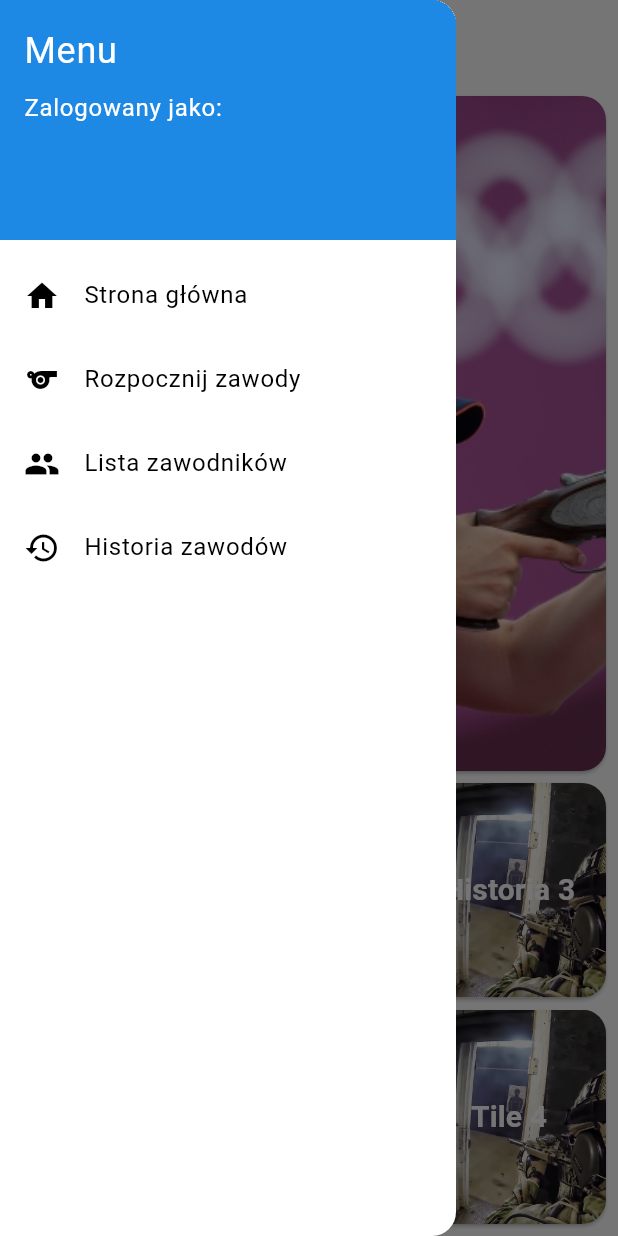
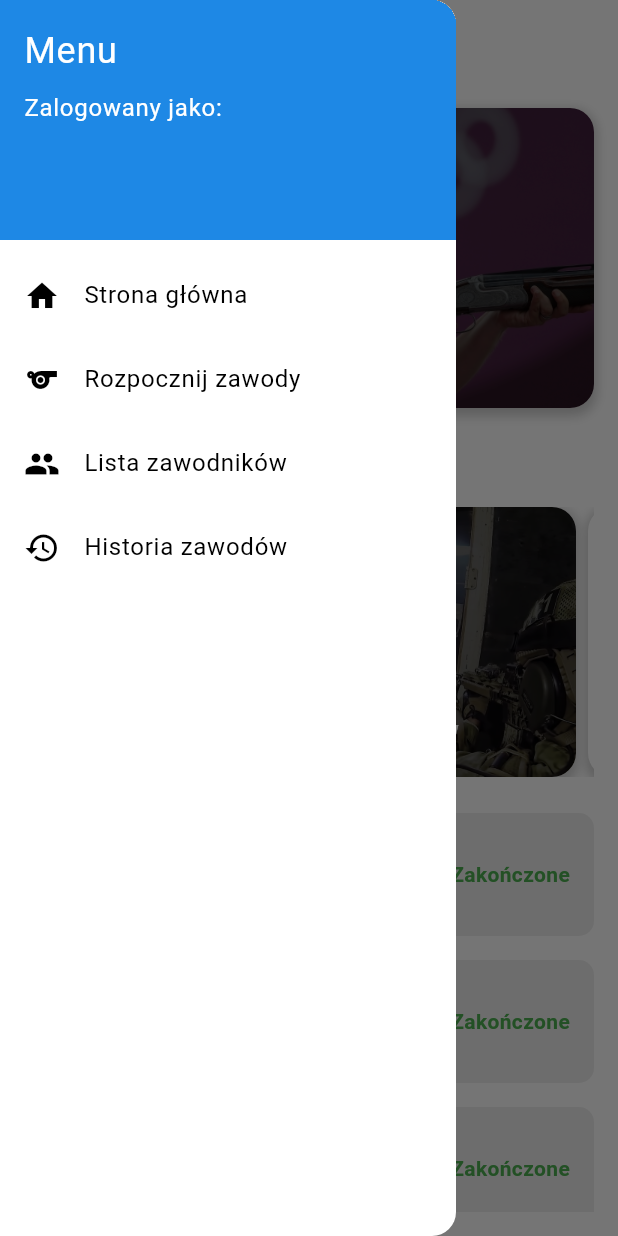
Before and after one commit to WoryszLk/BScThesis, a Flutter app: the screen it shows once a user with an empty profile is signed in, with the side drawer open, on a phone screen of 412 x 824 dp. Run offline on Flutter 3.47's test engine with Material 3 defaults, Android fonts, the phone set to English and light mode, and no system bars; our stand-ins replace bloc, cloud_firestore, equatable, firebase_auth, firebase_core, flutter_bloc; accounts and stored records are empty.

Commit message:
changing whole Home UI

```diff
--- a/application_supporting_the_management_of_shooting_competitions/lib/app_view.dart
+++ b/application_supporting_the_management_of_shooting_competitions/lib/app_view.dart
@@ -4,8 +4,6 @@ import 'package:application_supporting_the_management_of_shooting_competitions/p
 import 'package:flutter/material.dart';
 import 'package:flutter/widgets.dart';
 import 'package:flutter_bloc/flutter_bloc.dart';
-import 'blocs/sign_in_bloc/sign_in_bloc.dart';
-
 
 class MyAppView extends StatelessWidget {
   const MyAppView({super.key});
@@ -16,13 +14,13 @@ class MyAppView extends StatelessWidget {
       title: 'Auth',
       theme: ThemeData(
         colorScheme: const ColorScheme.light(
-          background: Color(0xFF000000), // Czarny
+          background: Color(0xFF000000),
           onBackground: Colors.white,
-          primary: Color(0xFF1E88E5), // Niebieski
+          primary: Color(0xFF1E88E5),
           onPrimary: Colors.white,
-          secondary: Color(0xFF0D47A1), // Ciemniejszy niebieski
+          secondary: Color(0xFF0D47A1),
           onSecondary: Colors.white,
-          tertiary: Color(0xFF2962FF), // Jasny niebieski
+          tertiary: Color(0xFF2962FF),
           error: Colors.red,
           outline: Color(0xFF424242)
         ),
--- /dev/null
+++ b/application_supporting_the_management_of_shooting_competitions/lib/pages/competition_rules_page.dart
@@ -0,0 +1,47 @@
+import 'package:flutter/material.dart';
+
+const Map<String, List<String>> competitionRules = {
+  'FBI': [
+    'Zadanie 1: 2,7 m - 6 strzałów (1 magazynek). Broń w kaburze. 3 strzały - tylko silna ręka i 3 strzały - tylko ręka wspomagająca - czas 6 sek.',
+    'Zadanie 2: 4,6 m - 12 strzałów (2 magazynki po 6 naboi). Broń w kaburze. 3 strzały - czas 3 sek.',
+    'Zadanie 3: 6,4 m - 18 strzałów (2 magazynki po 5 naboi). 5 strzałów - czas 5 sek.',
+    'Zadanie 4: 13,7 m - 6 strzałów (1 magazynek). 3 strzały - czas 6 sek.',
+    'Zadanie 5: 22,8 m - 8 strzałów (1 magazynek). 4 strzały stojąc i 4 strzały klęcząc - czas 20 sek.'
+  ],
+  'PIRO': [
+    'Zadanie 1: XYZ',
+    'Zadanie 2: ABC'
+  ],
+};
+
+class CompetitionRulesPage extends StatelessWidget {
+  final String selectedCompetition;
+
+  const CompetitionRulesPage({Key? key, required this.selectedCompetition}) : super(key: key);
+
+  @override
+  Widget build(BuildContext context) {
+    final rules = competitionRules[selectedCompetition] ?? ['Brak zasad dla wybranych zawodów'];
+
+    return Scaffold(
+      appBar: AppBar(
+        title: Text('Zasady zawodów: $selectedCompetition'),
+      ),
+      body: ListView.builder(
+        padding: const EdgeInsets.all(8.0),
+        itemCount: rules.length,
+        itemBuilder: (context, index) {
+          return Card(
+            child: Padding(
+              padding: const EdgeInsets.all(16.0),
+              child: Text(
+                rules[index],
+                style: const TextStyle(fontSize: 16),
+              ),
+            ),
+          );
+        },
+      ),
+    );
+  }
+}
--- a/application_supporting_the_management_of_shooting_competitions/lib/pages/competition_start_page.dart
+++ b/application_supporting_the_management_of_shooting_competitions/lib/pages/competition_start_page.dart
@@ -1,3 +1,5 @@
+import 'package:application_supporting_the_management_of_shooting_competitions/pages/competition_rules_page.dart';
+import 'package:application_supporting_the_management_of_shooting_competitions/pages/home_page.dart';
 import 'package:flutter/material.dart';
 import 'package:application_supporting_the_management_of_shooting_competitions/components/custom_button.dart';
 import 'competition_selector_page.dart';
@@ -53,10 +55,28 @@ class _StarterCompetitionState extends State<StarterCompetition> {
     );
   }
 
-  void _startCompetition() {
-    // Logika przycisku Start
-    print('Competition Started');
+   void _navigateToRulesSelector() async {
+    if (_selectedCompetitionIndex != null) {
+      final selectedCompetition = _competitionNames[_selectedCompetitionIndex!];
+      await Navigator.push(
+        context,
+        MaterialPageRoute(
+          builder: (context) => CompetitionRulesPage(selectedCompetition: selectedCompetition),
+        ),
+      );
+    } else {
+      ScaffoldMessenger.of(context).showSnackBar(
+        const SnackBar(content: Text('Wybierz najpierw zawody')),
+      );
+    }
   }
+
+  void _startCompetition() async{
+    await Navigator.push<int>(
+      context,
+      MaterialPageRoute(builder: (context) => const HomePage()),
+    );
+    }
 
   @override
   Widget build(BuildContext context) {
@@ -102,8 +122,10 @@ class _StarterCompetitionState extends State<StarterCompetition> {
                       width: double.infinity,
                       height: double.infinity,
                       imagePath: 'lib/images/buttonShooters.jpg',
-                      text: 'Tile 3',
-                      onPressed: () {},
+                      text: 'Zasady',
+                      onPressed: () {
+                        _navigateToRulesSelector();
+                      },
                     ),
                   ),
                   const SizedBox(height: 8),
--- a/application_supporting_the_management_of_shooting_competitions/lib/pages/home_page.dart
+++ b/application_supporting_the_management_of_shooting_competitions/lib/pages/home_page.dart
@@ -3,7 +3,6 @@ import 'package:flutter_bloc/flutter_bloc.dart';
 import 'package:application_supporting_the_management_of_shooting_competitions/blocs/authentication_bloc/authentication_bloc.dart';
 import 'competition_start_page.dart';
 import 'player_list_selector_page.dart';
-import 'package:application_supporting_the_management_of_shooting_competitions/components/custom_button.dart';
 
 class HomePage extends StatelessWidget {
   const HomePage({super.key});
@@ -12,7 +11,17 @@ class HomePage extends StatelessWidget {
   Widget build(BuildContext context) {
     return Scaffold(
       appBar: AppBar(
-        title: const Text('App'),
+        title: const Text('Test'),
+        leading: Builder(
+          builder: (BuildContext context) {
+            return IconButton(
+              icon: const Icon(Icons.menu),
+              onPressed: () {
+                Scaffold.of(context).openDrawer();
+              },
+            );
+          },
+        ),
       ),
       drawer: Drawer(
         child: ListView(
@@ -83,90 +92,90 @@ class HomePage extends StatelessWidget {
               leading: Icon(Icons.sports),
               title: Text('Rozpocznij zawody'),
               onTap: () {
-                Navigator.push(context,
-                    MaterialPageRoute(builder: (context) => const StarterCompetition()));
+                Navigator.push(context, MaterialPageRoute(builder: (context) => const StarterCompetition()));
               },
             ),
             ListTile(
               leading: Icon(Icons.people),
               title: Text('Lista zawodników'),
               onTap: () {
-                Navigator.push(context,
-                    MaterialPageRoute(builder: (context) => const PlayerList()));
+                Navigator.push(context, MaterialPageRoute(builder: (context) => const PlayerList()));
               },
             ),
             ListTile(
               leading: Icon(Icons.history),
               title: Text('Historia zawodów'),
               onTap: () {
-                // Implementacja dla historii zawodów
               },
             ),
           ],
         ),
       ),
       body: Padding(
-        padding: const EdgeInsets.all(8.0),
+        padding: const EdgeInsets.all(16.0),
         child: Column(
+          crossAxisAlignment: CrossAxisAlignment.start,
           children: [
-            CustomButton(
-              width: double.infinity,
-              height: 450,
-              imagePath: 'lib/images/ZacznijZawody.jpg',
-              text: 'Rozpocznij zawody',
-              onPressed: () {
-                Navigator.push(context,
-                    MaterialPageRoute(builder: (context) => const StarterCompetition()));
-              },
+            _buildMainOptionCard(
+              context,
+              'Rozpocznij zawody',
+              'lib/images/ZacznijZawody.jpg',
+              Icons.flag,
+              const StarterCompetition(),
             ),
-            const SizedBox(height: 8),
-            Expanded(
-              child: Row(
+            const SizedBox(height: 16),
+
+            const Text(
+              'Wybierz opcję',
+              style: TextStyle(fontSize: 24, fontWeight: FontWeight.bold),
+            ),
+            const SizedBox(height: 16),
+            SizedBox(
+              height: 180,
+              child: ListView(
+                scrollDirection: Axis.horizontal,
                 children: [
-                  Expanded(
-                    flex: 2,
-                    child: CustomButton(
-                      width: double.infinity,
-                      height: double.infinity,
-                      imagePath: 'lib/images/PlayersList.jpg',
-                      text: 'Zawody które trwają',
-                      onPressed: () {
-                        Navigator.push(context,
-                            MaterialPageRoute(builder: (context) => const PlayerList()));
-                      },
-                    ),
+                  _buildOptionCard(
+                    context,
+                    'Zawody które trwają',
+                    'lib/images/PlayersList.jpg',
+                    Icons.sports,
+                    const PlayerList(),
                   ),
                   const SizedBox(width: 8),
-                  Expanded(
-                    flex: 1,
-                    child: Column(
-                      children: [
-                        Expanded(
-                          child: CustomButton(
-                            width: double.infinity,
-                            height: double.infinity,
-                            imagePath: 'lib/images/buttonShooters.jpg',
-                            text: 'Historia 3',
-                            onPressed: () {
-                              // Implementacja dla historii 3
-                            },
-                          ),
-                        ),
-                        const SizedBox(height: 8),
-                        Expanded(
-                          child: CustomButton(
-                            width: double.infinity,
-                            height: double.infinity,
-                            imagePath: 'lib/images/buttonShooters.jpg',
-                            text: 'Tile 4',
-                            onPressed: () {
-                              // Implementacja dla Tile 4
-                            },
-                          ),
-                        ),
-                      ],
-                    ),
+                  _buildOptionCard(
+                    context,
+                    'Historia zawodów',
+                    'lib/images/buttonShooters.jpg',
+                    Icons.history,
+                    null,
                   ),
+                  const SizedBox(width: 8),
+                  _buildOptionCard(
+                    context,
+                    'Testing',
+                    null,
+                    Icons.cloud_upload,
+                    null,
+                  ),
+                  const SizedBox(width: 8),
+                  _buildOptionCard(
+                    context,
+                    'New Option',
+                    'lib/images/newImage.jpg',
+                    Icons.new_releases,
+                    null,
+                  ),
+                ],
+              ),
+            ),
+            const SizedBox(height: 16),
+            Expanded(
+              child: ListView(
+                children: [
+                  _buildCompetitionHistoryCard('Zawody 1', '10 kwietnia 2023', 'Zakończone'),
+                  _buildCompetitionHistoryCard('Zawody 2', '22 kwietnia 2023', 'Zakończone'),
+                  _buildCompetitionHistoryCard('Zawody 3', '15 kwietnia 2023', 'Zakończone'),
                 ],
               ),
             ),
@@ -175,4 +184,140 @@ class HomePage extends StatelessWidget {
       ),
     );
   }
+
+  Widget _buildMainOptionCard(BuildContext context, String title, String? imagePath, IconData icon, Widget? route) {
+    return GestureDetector(
+      onTap: () {
+        if (route != null) {
+          Navigator.push(context, MaterialPageRoute(builder: (context) => route));
+        }
+      },
+      child: Container(
+        width: double.infinity,  // Szerokość na cały ekran
+        height: 200, // Wysokość większa niż zwykłe karty
+        padding: const EdgeInsets.all(16.0),
+        decoration: BoxDecoration(
+          color: Colors.white,
+          borderRadius: BorderRadius.circular(16.0),
+          boxShadow: [
+            BoxShadow(
+              color: Colors.grey.withOpacity(0.5),
+              spreadRadius: 2,
+              blurRadius: 5,
+              offset: Offset(0, 3),
+            ),
+          ],
+          image: imagePath != null
+              ? DecorationImage(
+                  image: AssetImage(imagePath),
+                  fit: BoxFit.cover,
+                  colorFilter: ColorFilter.mode(Colors.black.withOpacity(0.6), BlendMode.darken),
+                )
+              : null,
+        ),
+        child: Column(
+          crossAxisAlignment: CrossAxisAlignment.start,
+          mainAxisAlignment: MainAxisAlignment.end,
+          children: [
+            Icon(icon, size: 50, color: Colors.white), // Większa ikona
+            const SizedBox(height: 8),
+            Text(
+              title,
+              style: const TextStyle(
+                fontSize: 24,  // Większy tekst
+                color: Colors.white,
+                fontWeight: FontWeight.bold,
+              ),
+            ),
+          ],
+        ),
+      ),
+    );
+  }
+
+  Widget _buildOptionCard(BuildContext context, String title, String? imagePath, IconData icon, Widget? route) {
+    return GestureDetector(
+      onTap: () {
+        if (route != null) {
+          Navigator.push(context, MaterialPageRoute(builder: (context) => route));
+        }
+      },
+      child: Container(
+        width: 180,
+        padding: const EdgeInsets.all(16.0),
+        decoration: BoxDecoration(
+          color: Colors.white,
+          borderRadius: BorderRadius.circular(16.0),
+          boxShadow: [
+            BoxShadow(
+              color: Colors.grey.withOpacity(0.5),
+              spreadRadius: 2,
+              blurRadius: 5,
+              offset: Offset(0, 3),
+            ),
+          ],
+          image: imagePath != null
+              ? DecorationImage(
+                  image: AssetImage(imagePath),
+                  fit: BoxFit.cover,
+                  colorFilter: ColorFilter.mode(Colors.black.withOpacity(0.6), BlendMode.darken),
+                )
+              : null,
+        ),
+        child: Column(
+          crossAxisAlignment: CrossAxisAlignment.start,
+          mainAxisAlignment: MainAxisAlignment.end,
+          children: [
+            Icon(icon, size: 40, color: Colors.white),
+            const SizedBox(height: 8),
+            Text(
+              title,
+              style: const TextStyle(
+                fontSize: 20,
+                color: Colors.white,
+                fontWeight: FontWeight.bold,
+              ),
+            ),
+          ],
+        ),
+      ),
+    );
+  }
+  // Testing
+  Widget _buildCompetitionHistoryCard(String title, String date, String status) {
+    return Container(
+      margin: const EdgeInsets.symmetric(vertical: 8),
+      padding: const EdgeInsets.all(16),
+      decoration: BoxDecoration(
+        color: Colors.grey.shade200,
+        borderRadius: BorderRadius.circular(10),
+      ),
+      child: Row(
+        mainAxisAlignment: MainAxisAlignment.spaceBetween,
+        children: [
+          Column(
+            crossAxisAlignment: CrossAxisAlignment.start,
+            children: [
+              Text(
+                title,
+                style: TextStyle(fontSize: 18, fontWeight: FontWeight.bold),
+              ),
+              const SizedBox(height: 4),
+              Text(
+                date,
+                style: TextStyle(color: Colors.grey.shade600),
+              ),
+            ],
+          ),
+          Text(
+            status,
+            style: TextStyle(
+              color: status == 'Zakończone' ? Colors.green : Colors.orange,
+              fontWeight: FontWeight.bold,
+            ),
+          ),
+        ],
+      ),
+    );
+  }
 }
```
